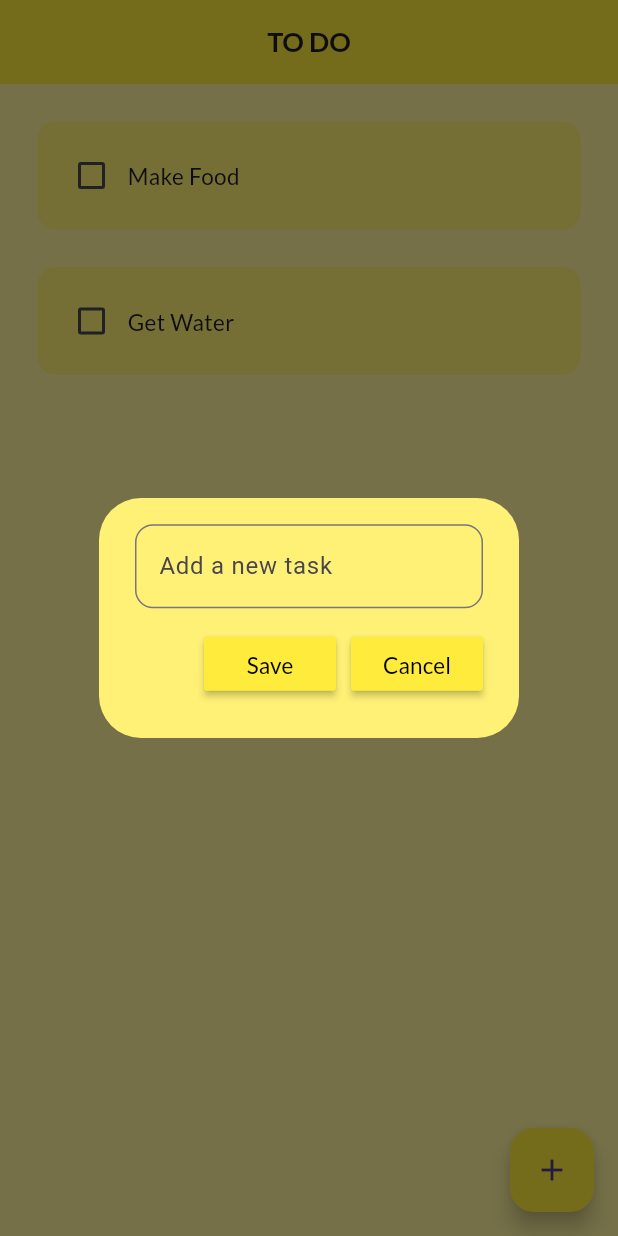
After one commit to NarayanSrinath/TodoApp, a Flutter app: the screen it shows after launch, after a tap on the "add" icon, on a phone screen of 412 x 824 dp. The commit adds this screen. Run offline on Flutter 3.47's test engine with Material 3 defaults, Android fonts, the phone set to English and light mode, and no system bars; drawn by our look-alikes of flutter_slidable; our stand-ins replace google_fonts, hive_flutter; accounts and stored records are empty.

Commit message:
Hive Storage Impelemented

```diff
--- /dev/null
+++ b/lib/data/database.dart
@@ -0,0 +1,31 @@
+import 'package:hive_flutter/hive_flutter.dart';
+
+class ToDoDatabase{
+
+  List todoTask=[];
+  //refernerce the hive  box
+final _mybox= Hive.box('myBox');
+
+
+
+//run this method  when app run for 1st time
+void createIntialData(){
+
+  todoTask=[
+
+    ['Make Food', false],
+    ['Get Water', false]
+  ];
+}
+
+//load the data
+void loadTaskData(){
+  todoTask= _mybox.get('TODOLIST');
+}
+
+//update the database
+void updateTaskData(){
+  _mybox.put('TODOLIST',todoTask);
+}
+
+}
--- a/lib/main.dart
+++ b/lib/main.dart
@@ -1,7 +1,14 @@
 import 'package:flutter/material.dart';
 import 'package:todoapp/pages/home_page.dart';
+import 'package:hive_flutter/hive_flutter.dart';
 
-void main() {
+void main() async{
+
+  // init hive
+  await Hive.initFlutter();
+  // open a box
+
+  var box =  await  Hive.openBox('myBox');
   runApp(const MyApp());
 }
 
--- a/lib/pages/home_page.dart
+++ b/lib/pages/home_page.dart
@@ -1,5 +1,8 @@
 import 'package:flutter/material.dart';
 import 'package:google_fonts/google_fonts.dart';
+import 'package:hive_flutter/hive_flutter.dart';
+import 'package:todoapp/data/database.dart';
+import 'package:todoapp/utils/dialog_box.dart';
 import 'package:todoapp/utils/todo_list.dart';
 
 class Homepage extends StatefulWidget {
@@ -10,16 +13,63 @@ class Homepage extends StatefulWidget {
 }
 
 class _HomepageState extends State<Homepage> {
+  final _mybox = Hive.box('myBox');
 
-  List todoTask=[["Make Food" , false],
-  ["Get Sleep" , false],
-  ["Get a job" , false]];
+  @override
+  void initState() {
+    //if this app is open for  first time the create default data
+
+    if (_mybox.get("TODOLIST") == null) {
+      db.createIntialData();
+    } else {
+      // there is data alredy
+      db.loadTaskData();
+    }
+    super.initState();
+  }
+
+  ToDoDatabase db = ToDoDatabase();
+
+  TextEditingController taskController = TextEditingController();
 
   //on Change tapped
-  void OnChangedTapped( bool ? value , int index){
+  void OnChangedTapped(bool? value, int index) {
     setState(() {
-      todoTask[index][1]=! todoTask[index][1];
+      db.todoTask[index][1] = !db.todoTask[index][1];
     });
+    db.updateTaskData();
+  }
+
+  //save method
+
+  void saveNewTask() {
+    setState(() {
+      db.todoTask.add([taskController.text, false]);
+      taskController.clear();
+    });
+    Navigator.of(context).pop();
+     db.updateTaskData();
+  }
+
+//add new task
+  void addNewTask() {
+    showDialog(
+        context: context,
+        builder: (context) {
+          return DailogBox(
+            controller: taskController,
+            onCancel: () => Navigator.of(context).pop(),
+            onSave: saveNewTask,
+          );
+        });
+  }
+
+  //deleteTask\
+  void deleteTask(int index) {
+    setState(() {
+      db.todoTask.removeAt(index);
+    });
+     db.updateTaskData();
   }
 
   @override
@@ -39,11 +89,22 @@ class _HomepageState extends State<Homepage> {
           ),
           elevation: 0,
         ),
-      body:  ListView.builder(
-        itemCount: todoTask.length,
-        itemBuilder:(context, index) {
-        return TodoList(taskName: todoTask[index][0], taskValue: todoTask[index][1], onChange:(value) => OnChangedTapped(value , index),);
-      },)
+        floatingActionButton: FloatingActionButton(
+            onPressed: () {
+              addNewTask();
+            },
+            backgroundColor: Colors.yellow,
+            child: const Icon(Icons.add)),
+        body: ListView.builder(
+          itemCount: db.todoTask.length,
+          itemBuilder: (context, index) {
+            return TodoList(
+              taskName: db.todoTask[index][0],
+              taskValue: db.todoTask[index][1],
+              onChange: (value) => OnChangedTapped(value, index),
+              deleteFunction: (context) => deleteTask(index),
             );
+          },
+        ));
   }
 }
--- /dev/null
+++ b/lib/utils/buttons.dart
@@ -0,0 +1,23 @@
+import 'package:flutter/material.dart';
+import 'package:google_fonts/google_fonts.dart';
+
+class Buttons extends StatelessWidget {
+  final String buttonText;
+  VoidCallback onPressed;
+   Buttons({super.key, required this.buttonText, required this.onPressed});
+
+  @override
+  Widget build(BuildContext context) {
+    return  MaterialButton(onPressed: onPressed,
+    color: Colors.yellow.shade500,
+    child: Text(
+            buttonText,
+            style: GoogleFonts.lato(
+              fontSize: 15,
+
+              fontStyle: FontStyle.normal,
+              textStyle: const TextStyle(color: Colors.black)
+            ),
+          ),);
+  }
+}
--- /dev/null
+++ b/lib/utils/dialog_box.dart
@@ -0,0 +1,49 @@
+import 'package:flutter/material.dart';
+import 'package:todoapp/utils/buttons.dart';
+
+class DailogBox extends StatelessWidget {
+  final controller;
+  VoidCallback onSave;
+  VoidCallback onCancel;
+   DailogBox({super.key, required this.controller, required this.onCancel ,required this.onSave});
+
+  @override
+  Widget build(BuildContext context) {
+    return AlertDialog(
+      backgroundColor: Colors.yellow.shade300,
+      content: Container(
+        height: 120,
+       // decoration: BoxDecoration(borderRadius: BorderRadius.circular(5)),
+        child: Column(
+          mainAxisAlignment: MainAxisAlignment.spaceEvenly,
+          children: [
+            //get user input
+            TextField(
+              controller: controller,
+              decoration:
+               InputDecoration(
+                  border: OutlineInputBorder(
+                      borderRadius: BorderRadius.circular(12)),
+                  hintText: "Add a new task"),
+            ),
+
+            const SizedBox(
+              height: 10,
+            ),
+            //buttons
+            Row(
+              mainAxisAlignment: MainAxisAlignment.end,
+              children: [
+                Buttons(buttonText: "Save", onPressed: onSave),
+                  const SizedBox(
+              width: 10,
+            ),
+                Buttons(buttonText: "Cancel", onPressed: onCancel)
+              ],
+            )
+          ],
+        ),
+      ),
+    );
+  }
+}
--- a/lib/utils/todo_list.dart
+++ b/lib/utils/todo_list.dart
@@ -1,4 +1,5 @@
 import 'package:flutter/material.dart';
+import 'package:flutter_slidable/flutter_slidable.dart';
 import 'package:google_fonts/google_fonts.dart';
 
 // ignore: must_be_immutable
@@ -7,12 +8,18 @@ class TodoList extends StatelessWidget {
   final String taskName;
   final bool taskValue;
   Function(bool?) ? onChange;
-   TodoList({super.key, required this.taskName, required this.taskValue, this.onChange});
+
+  Function(BuildContext)? deleteFunction;
+   TodoList({super.key, required this.taskName, required this.taskValue, this.onChange , this.deleteFunction});
 
   @override
   Widget build(BuildContext context) {
     return Padding(
       padding: const EdgeInsets.only(right: 25, left: 25 ,top: 25),
+      child: Slidable(
+        endActionPane: ActionPane(motion: StretchMotion(), children:[
+          SlidableAction(onPressed: deleteFunction,icon: Icons.delete,backgroundColor: Colors.red.shade300,borderRadius: BorderRadius.circular(12),)
+        ] ),
         child: Container(
           padding: const EdgeInsets.all(12),
           decoration: BoxDecoration(
@@ -37,6 +44,7 @@ class TodoList extends StatelessWidget {
             ],
           ),
         ),
+      ),
     );
   }
 }
```
Also changed, not shown: pubspec.yaml (+7 -2 lines), pubspec.lock, simulator_screenshot_3C4F2D71-335C-4F11-BE02-FD225775C7A1.png (added), simulator_screenshot_F7140920-8D94-41FD-9FF5-81A0728A51EB.png (added), 13 other files. Lines whose indentation alone changed are shown as unchanged.
